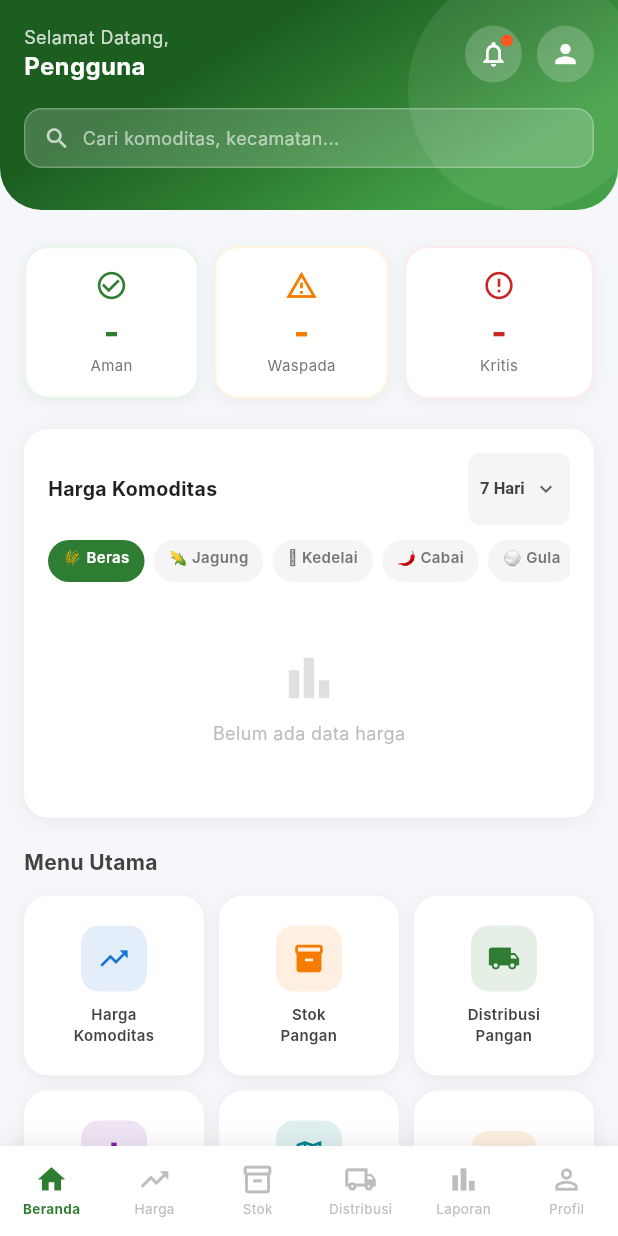
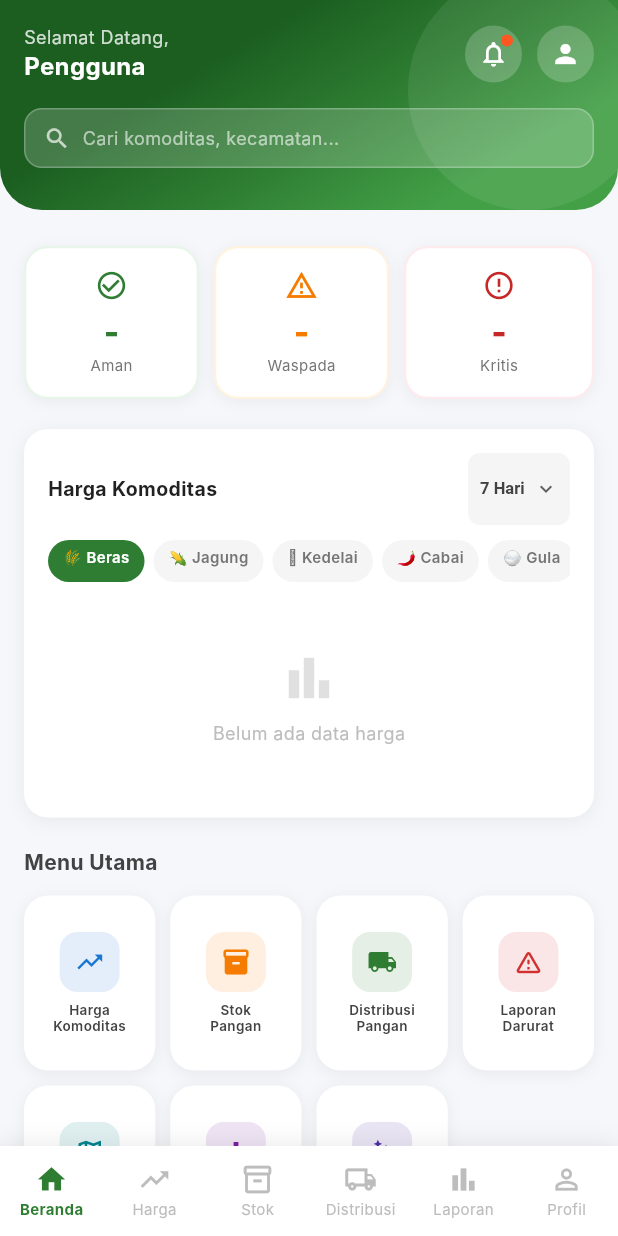
Before and after one commit to 23081010076-oss/pangankuFrontend, a Flutter app: the DashboardPage screen opened by its route, on a phone screen of 412 x 824 dp. Run offline on Flutter 3.47's test engine with Material 3 defaults, Android fonts, the phone set to English and light mode, and no system bars; our stand-ins replace dio, equatable, fl_chart, flutter_bloc, flutter_map, flutter_secure_storage and 4 more; accounts and stored records are empty; network calls fail; Roboto replaces fonts that are missing (Inter).

Commit message:
feat: implement initial UI pages for analytics, authentication, dashboard, distribution, forecasting, reporting, profile, and stock management modules

```diff
--- a/lib/features/auth/pages/login_page.dart
+++ b/lib/features/auth/pages/login_page.dart
@@ -103,11 +103,13 @@ class _LoginPageState extends State<LoginPage>
   }
 
   Widget _buildHeader() {
+    final screenH = MediaQuery.of(context).size.height;
+    final headerH = (screenH * 0.38).clamp(220.0, 340.0);
     return FadeTransition(
       opacity: _fadeAnim,
       child: Container(
         width: double.infinity,
-        height: 320,
+        height: headerH,
         decoration: const BoxDecoration(
           gradient: LinearGradient(
             begin: Alignment(0.0, -1.0),
--- a/lib/features/dashboard/pages/dashboard_page.dart
+++ b/lib/features/dashboard/pages/dashboard_page.dart
@@ -116,7 +116,7 @@ class _DashboardPageState extends State<DashboardPage> {
                       Text(
                         item['label'] as String,
                         style: TextStyle(
-                          fontSize: 9,
+                          fontSize: 10,
                           fontWeight:
                               isActive ? FontWeight.w700 : FontWeight.w400,
                           color: isActive
@@ -327,7 +327,9 @@ class _HomePage extends StatelessWidget {
                           },
                         ),
                       ),
-                      Stack(
+                      GestureDetector(
+                        onTap: () => context.push('/notifikasi'),
+                        child: Stack(
                           children: [
                             Container(
                               width: 38,
@@ -355,6 +357,7 @@ class _HomePage extends StatelessWidget {
                               ),
                             ),
                           ],
+                        ),
                       ),
                       const SizedBox(width: 10),
                       Container(
@@ -522,9 +525,9 @@ class _HomePage extends StatelessWidget {
         'index': 3,
       },
       {
-        'icon': Icons.bar_chart,
-        'label': 'Laporan &\nAnalisis',
-        'color': const Color(0xFF7B1FA2),
+        'icon': Icons.warning_amber_rounded,
+        'label': 'Laporan\nDarurat',
+        'color': const Color(0xFFD32F2F),
         'index': 4,
       },
       {
@@ -534,10 +537,16 @@ class _HomePage extends StatelessWidget {
         'index': -1,
       },
       {
-        'icon': Icons.notifications_outlined,
-        'label': 'Notifikasi',
-        'color': const Color(0xFFF57C00),
-        'index': -2,
+        'icon': Icons.bar_chart_outlined,
+        'label': 'Analitik\nPangan',
+        'color': const Color(0xFF7B1FA2),
+        'index': -3,
+      },
+      {
+        'icon': Icons.auto_graph_outlined,
+        'label': 'Prediksi\nHarga',
+        'color': const Color(0xFF512DA8),
+        'index': -4,
       },
     ];
 
@@ -545,10 +554,10 @@ class _HomePage extends StatelessWidget {
       shrinkWrap: true,
       physics: const NeverScrollableScrollPhysics(),
       gridDelegate: const SliverGridDelegateWithFixedCrossAxisCount(
-        crossAxisCount: 3,
+        crossAxisCount: 4,
         crossAxisSpacing: 10,
         mainAxisSpacing: 10,
-        childAspectRatio: 1.0,
+        childAspectRatio: 0.75,
       ),
       itemCount: menus.length,
       itemBuilder: (context, idx) {
@@ -560,8 +569,10 @@ class _HomePage extends StatelessWidget {
               onTabChange(navIdx);
             } else if (navIdx == -1) {
               context.push('/peta');
-            } else if (navIdx == -2) {
-              context.push('/notifikasi');
+            } else if (navIdx == -3) {
+              context.push('/analytics');
+            } else if (navIdx == -4) {
+              context.push('/harga/forecast');
             }
           },
           child: Container(
@@ -580,26 +591,31 @@ class _HomePage extends StatelessWidget {
               mainAxisAlignment: MainAxisAlignment.center,
               children: [
                 Container(
-                  width: 44,
-                  height: 44,
+                  width: 40,
+                  height: 40,
                   decoration: BoxDecoration(
                     color: (menu['color'] as Color).withOpacity(0.12),
                     borderRadius: BorderRadius.circular(12),
                   ),
                   child: Icon(
                     menu['icon'] as IconData,
-                    size: 22,
+                    size: 20,
                     color: menu['color'] as Color,
                   ),
                 ),
-                const SizedBox(height: 8),
-                Text(
+                const SizedBox(height: 6),
+                Flexible(
+                  child: Text(
                     menu['label'] as String,
                     textAlign: TextAlign.center,
+                    maxLines: 2,
+                    overflow: TextOverflow.ellipsis,
                     style: const TextStyle(
-                    fontSize: 10,
+                      fontSize: 9,
                       fontWeight: FontWeight.w600,
                       color: Color(0xFF424242),
+                      height: 1.2,
+                    ),
                   ),
                 ),
               ],
--- a/lib/features/distribusi/pages/distribusi_page.dart
+++ b/lib/features/distribusi/pages/distribusi_page.dart
@@ -424,6 +424,8 @@ class _DistribusiPageState extends State<DistribusiPage> {
                       Expanded(
                         child: Text(
                           '${item.dari} → ${item.ke}',
+                          maxLines: 2,
+                          overflow: TextOverflow.ellipsis,
                           style: const TextStyle(
                             fontSize: 14,
                             fontWeight: FontWeight.w700,
--- a/lib/features/harga/pages/forecast_page.dart
+++ b/lib/features/harga/pages/forecast_page.dart
@@ -417,7 +417,7 @@ class _ForecastPageState extends State<ForecastPage> {
                           return const SizedBox.shrink();
                         }
                         return Text(
-                          'rb',
+                          '${(value / 1000).toStringAsFixed(0)}rb',
                           style: TextStyle(
                             fontSize: 10,
                             color: Colors.grey[500],
@@ -501,7 +501,7 @@ class _ForecastPageState extends State<ForecastPage> {
                         final day = DateTime.now()
                             .add(Duration(days: spot.spotIndex + 1));
                         return LineTooltipItem(
-                          '\n',
+                          '${DateFormat('dd/MM').format(day)}\n',
                           const TextStyle(
                             color: Colors.white70,
                             fontSize: 10,
@@ -509,7 +509,7 @@ class _ForecastPageState extends State<ForecastPage> {
                           ),
                           children: [
                             TextSpan(
-                              text: 'Rp ',
+                              text: 'Rp ${_currencyFmt.format(spot.y)}',
                               style: const TextStyle(
                                 color: Colors.white,
                                 fontSize: 13,
--- a/lib/features/laporan/pages/laporan_page.dart
+++ b/lib/features/laporan/pages/laporan_page.dart
@@ -241,7 +241,7 @@ class _LaporanPageState extends State<LaporanPage>
                 physics: const NeverScrollableScrollPhysics(),
                 crossAxisSpacing: 10,
                 mainAxisSpacing: 10,
-                childAspectRatio: 2.4,
+                childAspectRatio: 2.1,
                 children: [
                   _hargaCard(
                     '🌾',
```
Also changed, not shown: lib/features/analytics/pages/analytics_page.dart (+148 -150 lines), lib/features/profile/pages/profile_page.dart (+0 -17 lines), lib/features/stok/pages/stok_pangan_page.dart (line endings or trailing spaces). Lines whose indentation alone changed are shown as unchanged.
